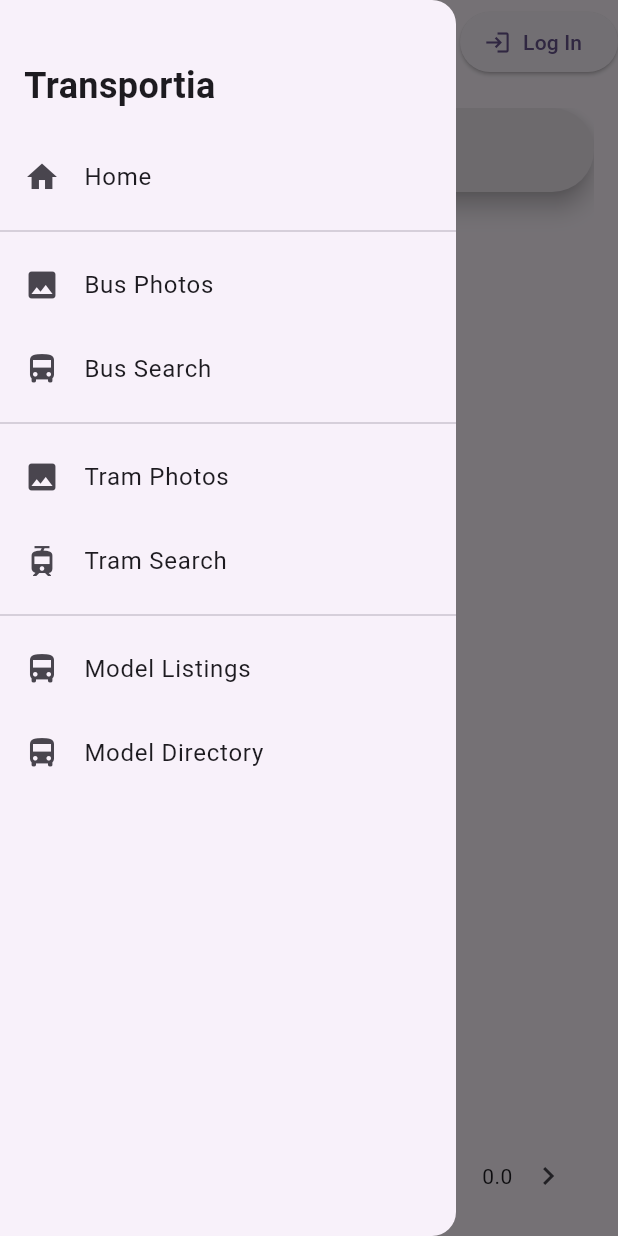
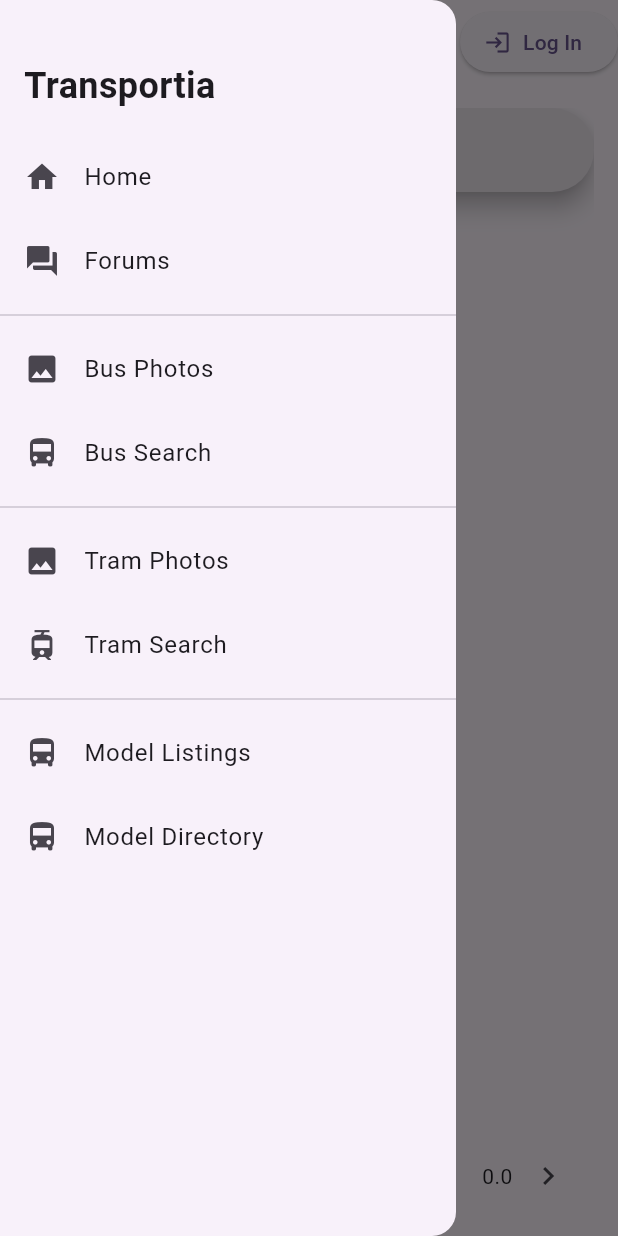
Before and after one commit to itevie/transportia, a Flutter app: the FutureRoute screen opened by its route, with the side drawer open, on a phone screen of 412 x 824 dp. Run offline on Flutter 3.47's test engine with Material 3 defaults, Android fonts, the phone set to English and light mode, and no system bars; our stand-ins replace data_table_2, dio, go_router, image_picker, shared_preferences, webview_flutter; missing offline and left inert: dawn_ui_flutter; accounts and stored records are empty; network calls fail.

Commit message:
pre extends photo

```diff
--- a/lib/main.dart
+++ b/lib/main.dart
@@ -102,8 +102,13 @@ class TransportiaShell extends StatelessWidget {
       '/search' => 'Search',
       '/upload' => 'Upload Photo',
       '/login' => 'Log In',
+      '/model-buses' => "Model Buses",
+      '/photos' => "Bus Photos",
+      '/checklists' => 'Your Checklists',
+      '/tools' => "Transportia Tools",
+      '/vehicles' => "Bus Search",
+      '/trams' => "Tram Search",
       _ => "Transportia",
-      // _ => currentRoute?.name ?? 'Transportia',
     };
 
     final wantsPadding = [
@@ -118,10 +123,9 @@ class TransportiaShell extends StatelessWidget {
       "/user",
       "/trams",
       "/tools",
+      '/model-bus-listings',
     ].contains(basePath);
 
-    // final currentPage = currentRoute;
-    // final activeBranch = navigationShell.currentIndex;
     return Listener(
       onPointerDown: (event) {
         if (defaultTargetPlatform != TargetPlatform.linux) return;
@@ -205,6 +209,11 @@ class TransportiaShell extends StatelessWidget {
                       title: const Text('Home'),
                       onTap: () => _goTo(context, '/'),
                     ),
+                    ListTile(
+                      leading: const Icon(Icons.forum),
+                      title: const Text('Forums'),
+                      onTap: () => _goTo(context, '/not-implemented'),
+                    ),
                     Divider(),
                     ListTile(
                       leading: const Icon(Icons.photo),
@@ -271,17 +280,3 @@ class TransportiaShell extends StatelessWidget {
     );
   }
 }
-
-// Temporary placeholder until the existing user-fetching route is wired up.
-class UserRoutePlaceholder extends StatelessWidget {
-  final int userId;
-
-  const UserRoutePlaceholder({super.key, required this.userId});
-
-  @override
-  Widget build(BuildContext context) {
-    return const Scaffold(
-      body: Center(child: Text('Connect this route to your user viewer.')),
-    );
-  }
-}
--- a/lib/routing_def.dart
+++ b/lib/routing_def.dart
@@ -6,6 +6,7 @@ import 'package:transportia/routing.dart';
 import 'package:transportia/widgets/pages/edit/model_bus.dart';
 import 'package:transportia/widgets/pages/edit/tram_operator.dart';
 import 'package:transportia/widgets/pages/edit/tram_type.dart';
+import 'package:transportia/widgets/pages/not_implemented.dart';
 import 'package:transportia/widgets/pages/search/all_search_page.dart';
 import 'package:transportia/widgets/pages/search/bus_listings.dart';
 import 'package:transportia/widgets/pages/object/bus_photo.dart';
@@ -44,6 +45,10 @@ final transportiaRouter = GoRouter(
       },
       routes: [
         GoRoute(path: '/', builder: (context, state) => HomePage()),
+        GoRoute(
+          path: '/not-implemented',
+          builder: (context, state) => NotImplementedPage(),
+        ),
         GoRoute(path: '/search', builder: (context, state) => AllSearchPage()),
         GoRoute(path: '/upload', builder: (context, state) => UploadPage()),
         GoRoute(path: '/login', builder: (context, state) => LoginPage()),
--- a/lib/widgets/pages/upload_page.dart
+++ b/lib/widgets/pages/upload_page.dart
@@ -3,6 +3,7 @@ import 'package:provider/provider.dart';
 import 'package:transportia/api/filled_out_bus_photo.dart';
 import 'package:transportia/prompts/progress.dart';
 import 'package:transportia/stores/current_user_store.dart';
+import 'package:transportia/util/date.dart';
 import 'package:transportia/util/images.dart';
 import 'package:transportia/widgets/lists/bus_photos_list.dart';
 
@@ -34,14 +35,12 @@ class _UploadPageState extends State<UploadPage> {
     for (final picture in userPictures) {
       final date = DateTime.parse(picture.createdAt);
 
-      // Remove the time component.
       final day = DateTime(date.year, date.month, date.day);
 
       mapped.putIfAbsent(day.toIso8601String(), () => []);
       mapped[day.toIso8601String()]!.add(picture);
     }
 
-    // Sort newest date first.
     final sorted = Map.fromEntries(
       mapped.entries.toList()..sort(
         (a, b) => DateTime.parse(b.key).compareTo(DateTime.parse(a.key)),
@@ -56,8 +55,6 @@ class _UploadPageState extends State<UploadPage> {
 
   void upload() async {
     final images = await pickImages();
-
-    // await ApiFilledOutPhotoBus.upload(images);
 
     await showLoadingPrompt(
       context,
@@ -92,33 +89,9 @@ class _UploadPageState extends State<UploadPage> {
           ),
           ...mappedUserPictures.entries.map((x) {
             return ExpansionTile(
-              title: Text("${x.key.toString()} (${x.value.length} Photos)"),
+              title: Text("${formatIsoDate(x.key)} (${x.value.length} Photos)"),
               initiallyExpanded: x.key == mappedUserPictures.entries.first.key,
-              children: [
-                BusPhotoList(photos: x.value),
-                // GridView.builder(
-                //   shrinkWrap: true,
-                //   padding: const EdgeInsets.all(8),
-                //   physics: const NeverScrollableScrollPhysics(),
-                //   gridDelegate: const SliverGridDelegateWithMaxCrossAxisExtent(
-                //     maxCrossAxisExtent: 250,
-                //     crossAxisSpacing: 8,
-                //     mainAxisSpacing: 8,
-                //     childAspectRatio: 1 / 1,
-                //   ),
-                //   itemCount: x.value.length,
-                //   itemBuilder: (context, index) {
-                //     final image = x.value[index];
-                //     return ImageCard(
-                //       onTap: () {
-                //         setAppPage(BusPhotoViewer(photo: image));
-                //       },
-                //       title: image.fileName,
-                //       url: image.withSize(300),
-                //     );
-                //   },
-                // ),
-              ],
+              children: [BusPhotoList(photos: x.value)],
             );
           }),
         ],
```
Also changed, not shown: lib/widgets/pages/favourites_page.dart (+9 -3 lines), lib/widgets/pages/not_implemented.dart (added, +12 -0 lines), lib/widgets/pages/object/user.dart (+41 -20 lines), flutter_02.png (added).
